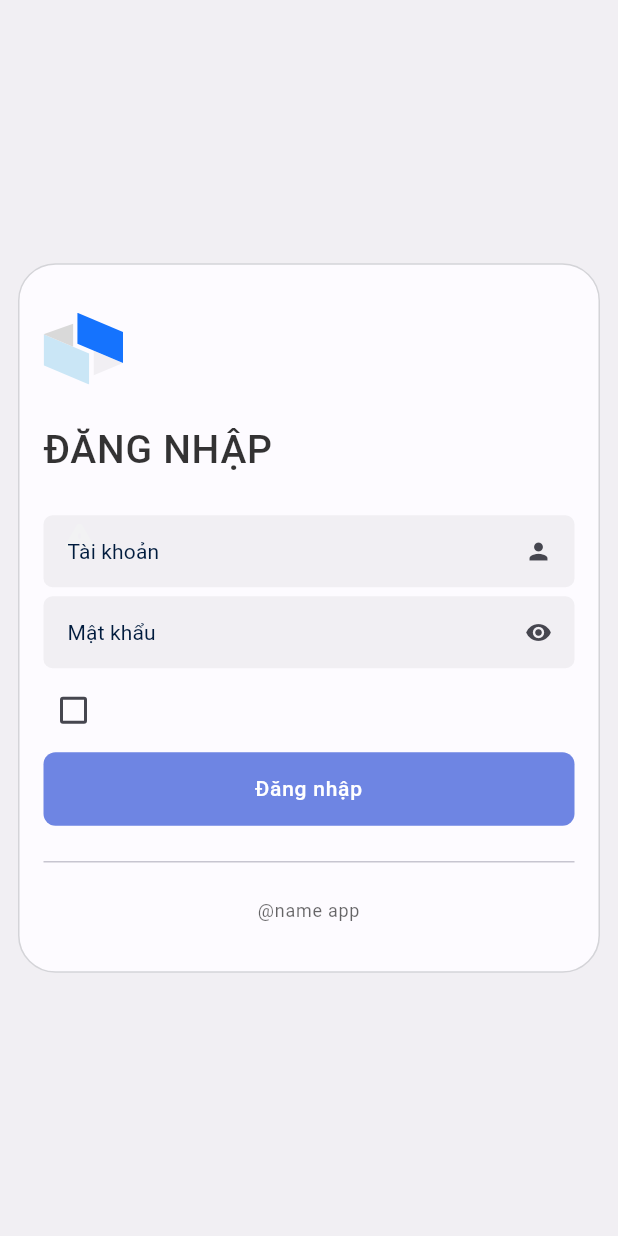
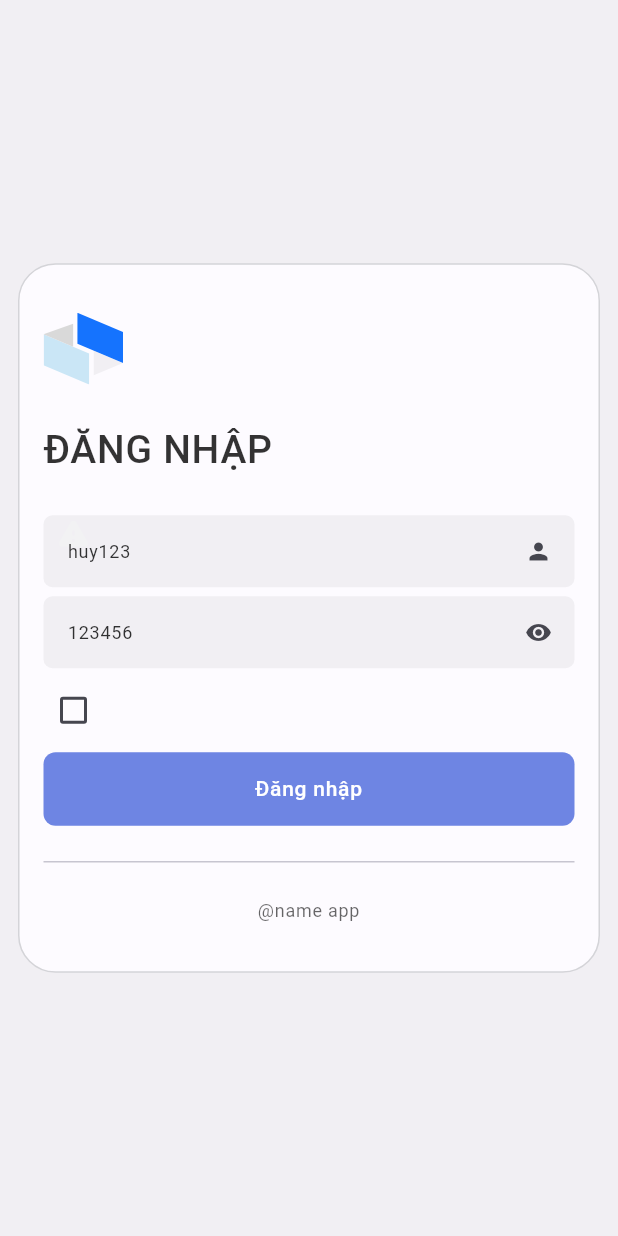
Before and after one commit to ThangStar/AZFood, a Flutter app: the AuthScreen screen opened directly, after a tap on "Đăng Nhập", on a phone screen of 412 x 824 dp. Run offline on Flutter 3.47's test engine with Material 2 defaults, Android fonts, the phone set to English and light mode, and no system bars; our stand-ins replace bloc, dio, equatable, flutter_animate, flutter_bloc, flutter_dotenv and 3 more; accounts and stored records are empty; network calls fail.

Commit message:
update login

```diff
--- a/front_end/lib/ui/blocs/auth/authentication_state.dart
+++ b/front_end/lib/ui/blocs/auth/authentication_state.dart
@@ -14,7 +14,8 @@ class AuthLoginProgress extends AuthenticationState {
   //save token to local
 }
 
-class AuthLoginSuccess extends AuthenticationState {
-}
-class AuthLoginFailed extends AuthenticationState {
-}
+class AuthLoginSuccess extends AuthenticationState {}
+
+class AuthLoginFailed extends AuthenticationState {}
+
+class AuthLoginConnectionFailed extends AuthenticationState {}
--- a/front_end/lib/ui/screens/auth/auth_screen.dart
+++ b/front_end/lib/ui/screens/auth/auth_screen.dart
@@ -4,7 +4,7 @@ import 'package:restaurant_manager_app/ui/screens/auth/login_screen.dart';
 import 'package:restaurant_manager_app/ui/theme/color_schemes.dart';
 import 'package:restaurant_manager_app/ui/widgets/my_button.dart';
 
-import '../../utils/utils.dart';
+import '../../utils/my_bottom_sheet.dart';
 
 class AuthScreen extends StatefulWidget {
   const AuthScreen({super.key});
--- a/front_end/lib/ui/screens/auth/login_screen.dart
+++ b/front_end/lib/ui/screens/auth/login_screen.dart
@@ -7,6 +7,7 @@ import 'package:restaurant_manager_app/storage/share_preferences.dart';
 import 'package:restaurant_manager_app/ui/blocs/auth/authentication_bloc.dart';
 import 'package:restaurant_manager_app/ui/screens/home/home_screen.dart';
 import 'package:restaurant_manager_app/ui/theme/color_schemes.dart';
+import 'package:restaurant_manager_app/ui/utils/my_snack_bar.dart';
 import 'package:restaurant_manager_app/ui/widgets/my_alert.dart';
 import 'package:restaurant_manager_app/ui/widgets/my_button.dart';
 import 'package:restaurant_manager_app/ui/widgets/my_check_box.dart';
@@ -21,8 +22,11 @@ class LoginScreen extends StatefulWidget {
 
 class _LoginScreenState extends State<LoginScreen> {
   late bool isShowPass;
-  final TextEditingController usernameController = TextEditingController();
-  final TextEditingController passwordController = TextEditingController();
+  final TextEditingController usernameController = TextEditingController(text: "huy123");
+  final TextEditingController passwordController = TextEditingController(text: "123456");
+
+  String messageErr = '';
+  TypeAlert typeMessageErr = TypeAlert.error;
 
   bool cbxSaveLogin = false;
   bool isShowAlert = false;
@@ -43,6 +47,7 @@ class _LoginScreenState extends State<LoginScreen> {
   void _fillDataForm() async {
     LoginResult? rs =
         await MySharePreferences.loadSavedData(KeyStorages.myProfile);
+        print(rs);
     if (rs != null) {
       passwordController.text = rs.username;
       // usernameController.text = ;
@@ -62,6 +67,7 @@ class _LoginScreenState extends State<LoginScreen> {
     return BlocListener<AuthenticationBloc, AuthenticationState>(
       listener: (context, state) {
         if (state is AuthLoginSuccess) {
+          showMySnackBar(context, "Đăng nhập thành công", TypeSnackBar.success);
           Navigator.push(
               context,
               MaterialPageRoute(
@@ -70,6 +76,14 @@ class _LoginScreenState extends State<LoginScreen> {
         } else if (state is AuthLoginFailed) {
           setState(() {
             isShowAlert = true;
+            messageErr = "Tài khoản hoặc mật khẩu không chính xác";
+            typeMessageErr = TypeAlert.error;
+          });
+        } else if (state is AuthLoginConnectionFailed) {
+          setState(() {
+            isShowAlert = true;
+            messageErr = "Mất kết nối đến máy chủ";
+            typeMessageErr = TypeAlert.warming;
           });
         }
       },
@@ -111,14 +125,15 @@ class _LoginScreenState extends State<LoginScreen> {
                         height: isShowAlert ? null : 0,
                         icon: Icons.warning_rounded,
                         title: "Thông báo",
-                        message: "Tài khoản hoặc mật khẩu không chính xác",
+                        message: messageErr,
+                        typeAlert: typeMessageErr,
                       ),
                       const SizedBox(
                         height: 6,
                       ),
                       MyTextField(
                         onChanged: (p0) {
-                          if(isShowAlert){
+                          if (isShowAlert) {
                             setState(() {
                               isShowAlert = false;
                             });
@@ -133,6 +148,11 @@ class _LoginScreenState extends State<LoginScreen> {
                         height: 6,
                       ),
                       MyTextField(
+                        onChanged: (p0) {
+                          setState(() {
+                            isShowAlert = false;
+                          });
+                        },
                         isShowPass: isShowPass,
                         label: "Mật khẩu",
                         controller: passwordController,
--- a/front_end/lib/ui/theme/color_schemes.dart
+++ b/front_end/lib/ui/theme/color_schemes.dart
@@ -23,7 +23,7 @@ primary: Color(0xFF1573FE), // primary
   surface: Color(0xFFFDFBFF),
   onSurface: Color(0xFF001B3D),
   surfaceVariant: Color(0xFFE4E1EC),
-  onSurfaceVariant: Color(0xFF46464F),
+  onSurfaceVariant: Color(0xFF46464F), //color auto icon
   outline: Color(0xFF777680),
   onInverseSurface: Color(0xFFECF0FF),
   inverseSurface: Color(0xFF003062),
--- a/front_end/lib/ui/widgets/my_alert.dart
+++ b/front_end/lib/ui/widgets/my_alert.dart
@@ -1,29 +1,40 @@
 import 'package:flutter/material.dart';
 import 'package:flutter_animate/flutter_animate.dart';
 import 'package:restaurant_manager_app/ui/theme/color_schemes.dart';
+
+enum TypeAlert { warming, error, info }
 
 class MyAlert extends StatelessWidget {
   const MyAlert({
     super.key,
     required this.icon,
     required this.title,
-    required this.message, this.height,
+    required this.message,
+    this.height,
+    this.typeAlert = TypeAlert.error,
   });
 
   final IconData icon;
   final String title;
   final String message;
   final double? height;
+  final TypeAlert typeAlert;
+
   @override
   Widget build(BuildContext context) {
-    return AnimatedContainer(
+    return AnimatedSize(
+      duration: 200.ms,
+      child: Container(
         height: height,
         decoration: BoxDecoration(
           borderRadius: BorderRadius.circular(8),
-        color: colorScheme(context).error,
+          color: typeAlert == TypeAlert.error
+              ? colorScheme(context).error :
+              typeAlert == TypeAlert.info ?
+              colorScheme(context).primary
+              : Colors.yellow,
         ),
-      padding: const EdgeInsets.symmetric(horizontal: 12, vertical: 8),
-      duration: 200.ms,
+        padding: const EdgeInsets.symmetric(horizontal: 8, vertical: 6),
         child: Row(
           children: [
             Icon(
@@ -38,18 +49,21 @@ class MyAlert extends StatelessWidget {
               children: [
                 Text(
                   title,
-                style: Theme.of(context).textTheme.bodyLarge?.copyWith(
-                    color: colorScheme(context).onError,),
+                  style: Theme.of(context).textTheme.labelLarge?.copyWith(
+                      color: colorScheme(context).onError,
+                      fontWeight: FontWeight.bold),
                 ),
                 Text(
                   message,
                   style: Theme.of(context).textTheme.bodyMedium?.copyWith(
                       color: colorScheme(context).onError.withOpacity(0.8)),
+                  softWrap: false,
                 )
               ],
             ),
           ],
         ),
+      ),
     );
   }
 }
--- a/front_end/lib/utils/response.dart
+++ b/front_end/lib/utils/response.dart
@@ -1,12 +1,14 @@
+import 'package:dio/dio.dart';
+
 class Success{
-  final String data;
+  final Response response;
   final int? statusCode;
-  Success({required this.data, this.statusCode = 201});
+  Success({required this.response, this.statusCode = 201});
 }
 
 class Failure{
-  final String dataErr;
+  final Response? response;
   final int? statusCode;
 
-  Failure({required this.dataErr, this.statusCode = 404});
+  Failure({required this.response, this.statusCode = 404});
 }
```
Also changed, not shown: front_end/lib/apis/auth/auth.api.dart (+7 -8 lines), front_end/lib/ui/blocs/auth/authentication_bloc.dart (+16 -16 lines), front_end/lib/ui/utils/my_snack_bar.dart (added, +15 -0 lines), front_end/lib/utils/dio.dart (+5 -4 lines), front_end/lib/ui/blocs/auth/authentication_event.dart (line endings or trailing spaces), front_end/lib/ui/utils/my_bottom_sheet.dart (renamed from front_end/lib/ui/utils/utils.dart), 1 other file. Lines whose indentation alone changed are shown as unchanged.
